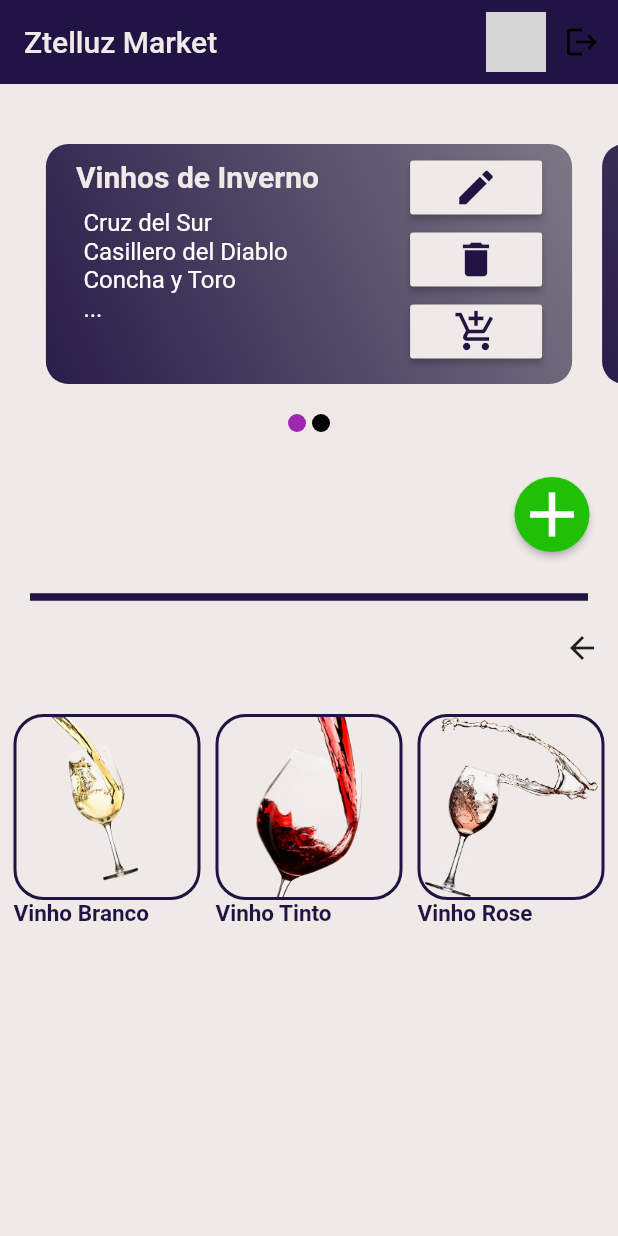
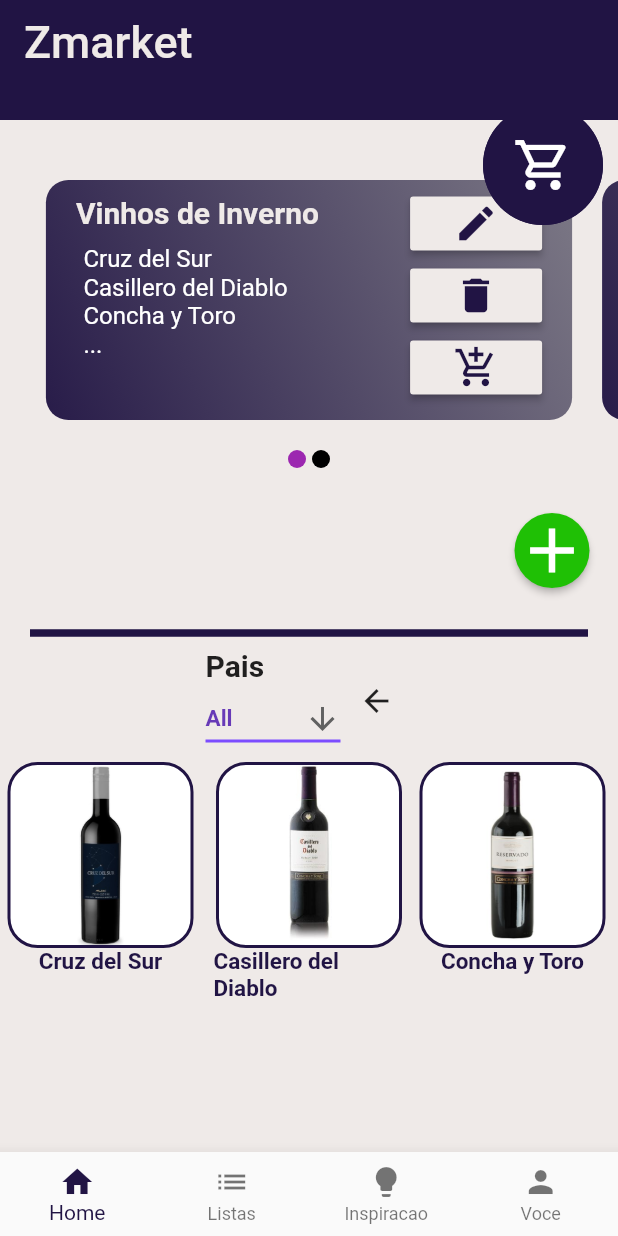
Before and after one commit to LuizSutil/zmarket, a Flutter app: the screen it shows once a user with an empty profile is signed in, after a tap on the "arrow back" icon, on a phone screen of 412 x 824 dp. Run offline on Flutter 3.47's test engine with Material 2 defaults, Android fonts, the phone set to English and light mode, and no system bars; drawn by our look-alikes of carousel_slider; our stand-ins replace firebase_analytics, firebase_auth, firebase_core, firebase_database, google_sign_in; accounts and stored records are empty; network calls fail; grey boxes are pictures that could not be loaded.

Commit message:
wines with filter working now yeet

```diff
--- a/lib/category/category_container.dart
+++ b/lib/category/category_container.dart
@@ -18,29 +18,30 @@
         children: [
           Container(
               decoration: BoxDecoration(
+                color: Colors.white,
                 border:
                     Border.all(color: Theme.of(context).accentColor, width: 2),
                 borderRadius: BorderRadius.circular(20),
               ),
               child: GestureDetector(
                 onTap: () {
-                  print(widget.categoryModel.name);
+                  print(widget.categoryModel.title);
                 },
                 child: Image(
                   image: AssetImage(widget.categoryModel.image),
                   height: 120,
-                  width: 9999,
+                  width: 120,
                 ),
-              ))
+              )),
+          Text(
+            widget.categoryModel.title,
+            style: TextStyle(
+                fontSize: 15,
+                fontWeight: FontWeight.bold,
+                color: Theme.of(context).accentColor),
+          )
         ],
       ),
-      Text(
-        widget.categoryModel.name,
-        style: TextStyle(
-            fontSize: 15,
-            fontWeight: FontWeight.bold,
-            color: Theme.of(context).accentColor),
-      )
     ]);
   }
 }
--- a/lib/category/category_model.dart
+++ b/lib/category/category_model.dart
@@ -1,18 +1,78 @@
 class CategoryModel {
-  final String name;
+  final String title;
+  final String tipo;
+  final String barril;
+  final String grape;
+  final String safra;
+  final String guarda;
+  final String teor;
+  final String temperatura;
+  final String winery;
+  final String country;
+  final String region;
+  final String classe;
+  final String volume;
+  final String price;
   final String image;
 
-  CategoryModel({required this.name, required this.image});
+  CategoryModel({
+    required this.title,
+    required this.tipo,
+    required this.barril,
+    required this.grape,
+    required this.safra,
+    required this.guarda,
+    required this.teor,
+    required this.temperatura,
+    required this.winery,
+    required this.country,
+    required this.region,
+    required this.classe,
+    required this.volume,
+    required this.price,
+    required this.image,
+  });
 }
 
-CategoryModel createCategoryModel(Map<String, String> categoryMap) {
-  String name = '';
-  String image = '';
-  categoryMap.forEach((key, value) {
-    name = key;
-    image = value;
+CategoryModel createCategoryModel(Map<String, String> productData) {
+  Map<String, String> attributes = {
+    'title': '',
+    'tipo': '',
+    'barril': '',
+    'grape': '',
+    'safra': '',
+    'guarda': '',
+    'teor': '',
+    'temperatura': '',
+    'winery': '',
+    'country': '',
+    'region': '',
+    'classe': '',
+    'volume': '',
+    'price': '',
+    'image': '',
+  };
+
+  productData.forEach((key, value) {
+    attributes[key] = value;
   });
-  CategoryModel categoryModel = CategoryModel(name: name, image: image);
+  CategoryModel categoryModel = CategoryModel(
+    title: attributes['title'].toString(),
+    tipo: attributes['tipo'].toString(),
+    barril: attributes['barril'].toString(),
+    grape: attributes['grape'].toString(),
+    safra: attributes['safra'].toString(),
+    guarda: attributes['guarda'].toString(),
+    teor: attributes['teor'].toString(),
+    temperatura: attributes['temperatura'].toString(),
+    winery: attributes['winery'].toString(),
+    country: attributes['country'].toString(),
+    region: attributes['region'].toString(),
+    classe: attributes['classe'].toString(),
+    volume: attributes['volume'].toString(),
+    price: attributes['price'].toString(),
+    image: attributes['image'].toString(),
+  );
 
   return categoryModel;
 }
@@ -25,3 +85,23 @@
   });
   return categoryModels;
 }
+
+List<CategoryModel> getCategoryModels(
+    {required Map<String, List<Map<String, String>>> data,
+    required String category,
+    required String country}) {
+  List<CategoryModel> categoryModels = [];
+  data[category]!.forEach((element) {
+    CategoryModel model = createCategoryModel(element);
+    categoryModels.add(model);
+  });
+
+  if (country != 'All') {
+    Iterable<CategoryModel> x =
+        categoryModels.where((element) => element.country == country);
+    List<CategoryModel> y = x.toList();
+    return y;
+  } else {
+    return categoryModels;
+  }
+}
--- a/lib/db_json.dart
+++ b/lib/db_json.dart
@@ -13,7 +13,7 @@
 var shop = {
   "Vinhos": [
     {
-      "id": 1,
+      "id": "1",
       "title": "Cruz del Sur",
       "tipo": "Tinto",
       "barril": "Americano",
@@ -28,9 +28,10 @@
       "class": "Meio Seco",
       "volume": "750",
       "price": "32,90",
+      "image": "assets/vinhos/cruz_del_sur_malbec.jpg"
     },
     {
-      "id": 2,
+      "id": "2",
       "title": "Casillero del Diablo",
       "tipo": "Tinto",
       "barril": "Americano",
@@ -42,12 +43,13 @@
       "winery": "Concha Y Toro",
       "country": "Chile",
       "region": "Vale Central",
-      "class": "Seco",
+      "classe": "Seco",
       "Volume": "750",
       "price": "62,90",
+      "image": "assets/vinhos/casillero_del_diablo_merlot.jpg"
     },
     {
-      "id": 3,
+      "id": "3",
       "title": "Concha y Toro",
       "tipo": "Tinto",
       "barril": "Americano",
@@ -61,6 +63,7 @@
       "region": "Vale Central",
       "Volume": "750",
       "price": "36,90",
+      "image": "assets/vinhos/concha_y_toro_merlot.JPG"
     }
   ]
 };
--- /dev/null
+++ b/lib/home/home.dart
@@ -0,0 +1,104 @@
+import 'package:Zmarket/home/profile.dart';
+import 'package:Zmarket/home/home_page.dart';
+import 'package:flutter/material.dart';
+
+class Home extends StatefulWidget {
+  @override
+  _HomeState createState() => _HomeState();
+}
+
+class _HomeState extends State<Home> {
+  int _currentIndex = 0;
+  final List<Widget> _children = [
+    MyHomePage(),
+    Center(
+        child: Text(
+      'Em Desenvolvimento...',
+      style: TextStyle(fontSize: 30),
+    )),
+    Center(
+        child: Text(
+      'Em Desenvolvimento...',
+      style: TextStyle(fontSize: 30),
+    )),
+    Scaffold(
+      body: Profile(),
+    )
+  ];
+
+  void onTabTapped(int index) {
+    setState(() {
+      _currentIndex = index;
+    });
+  }
+
+  @override
+  Widget build(BuildContext context) {
+    return Scaffold(
+      body: Stack(clipBehavior: Clip.none, children: [
+        NestedScrollView(
+            headerSliverBuilder:
+                (BuildContext context, bool innerBoxIsScrolled) {
+              return <Widget>[
+                SliverAppBar(
+                  title: Text("Zmarket",
+                      style: TextStyle(
+                        color: Theme.of(context).primaryColor,
+                        fontSize: 30.0,
+                      )),
+                  backgroundColor: Theme.of(context).accentColor,
+                  expandedHeight: 80.0,
+                  floating: false,
+                  pinned: true,
+                ),
+              ];
+            }, //_children[_currentIndex]
+            body: _children[_currentIndex]),
+        Positioned(
+            top: 70,
+            right: 10,
+            child: Container(
+                constraints: BoxConstraints(minHeight: 80, minWidth: 80),
+                decoration: BoxDecoration(
+                  borderRadius: BorderRadius.circular(50),
+                  color: Theme.of(context).accentColor,
+                ),
+                child: Material(
+                    color: Theme.of(context).accentColor,
+                    shape: RoundedRectangleBorder(
+                      borderRadius: BorderRadius.circular(50.0),
+                    ),
+                    child: IconButton(
+                      onPressed: () {},
+                      icon: Icon(Icons.shopping_cart_outlined),
+                      iconSize: 40,
+                      color: Colors.white,
+                    )))),
+      ]),
+      bottomNavigationBar: BottomNavigationBar(
+        selectedItemColor: Theme.of(context).accentColor,
+        type: BottomNavigationBarType.fixed,
+        onTap: onTabTapped, // new
+        currentIndex: _currentIndex,
+        items: const <BottomNavigationBarItem>[
+          BottomNavigationBarItem(
+            icon: Icon(Icons.home),
+            label: "Home",
+          ),
+          BottomNavigationBarItem(
+            icon: Icon(Icons.list),
+            label: "Listas",
+          ),
+          BottomNavigationBarItem(
+            icon: Icon(Icons.lightbulb),
+            label: "Inspiracao",
+          ),
+          BottomNavigationBarItem(
+            icon: Icon(Icons.person),
+            label: "Voce",
+          ),
+        ],
+      ),
+    );
+  }
+}
--- a/lib/home_page.dart
+++ b/lib/home/home_page.dart
@@ -1,15 +1,13 @@
 import 'package:Zmarket/category/categories.dart';
+import 'package:Zmarket/category/category_model.dart';
 import 'package:Zmarket/lista_compras.dart';
 import 'package:firebase_analytics/firebase_analytics.dart';
 import 'package:firebase_auth/firebase_auth.dart';
 import 'package:flutter/material.dart';
-import 'addprod_listabtn.dart';
-import 'category/category_container.dart';
-import 'category/category_model.dart';
+import '../addprod_listabtn.dart';
 
-import 'listinha_model.dart';
-import 'app_bar.dart';
-import 'db_json.dart';
+import '../listinha_model.dart';
+import '../db_json.dart';
 import 'package:carousel_slider/carousel_slider.dart';
 
 class MyHomePage extends StatefulWidget {
@@ -19,13 +17,10 @@
 }
 
 class _MyHomePageState extends State<MyHomePage> {
-  var text = '';
-  var kat = 'Categorias';
-  var subKat = '';
-  var migue = '';
+  var text = "";
   var _current = 0;
   final CarouselController _controller = CarouselController();
-
+  String dropdownValue = "All";
   Future _showCriarLista() async {
     await showDialog(
       context: context,
@@ -124,12 +119,13 @@
   @override
   Widget build(BuildContext context) {
     return Scaffold(
+        //bottomNavigationBar: TabBare(),
         backgroundColor: Theme.of(context).primaryColor,
         body: CustomScrollView(slivers: [
           //
           //main appbar
           //
-          Zappbar(),
+          //Zappbar(),
           //
           //Carousel
           //
@@ -196,6 +192,8 @@
                   child: MaterialButton(
                     onPressed: () {
                       _showCriarLista();
+                      //print(shop["Vinhos"]![0]["title"]);
+                      //print(getCategoryModels(shop, 'Vinhos'));
                     },
                     color: Color.fromRGBO(31, 192, 5, 1),
                     textColor: Colors.white,
@@ -228,25 +226,54 @@
           ///
           ////button to go back
           SliverToBoxAdapter(
-            child: Align(
-                alignment: Alignment.centerRight,
-                child: IconButton(
-                  icon: Icon(Icons.arrow_back),
-                  onPressed: () {
+              child:
+                  Row(mainAxisAlignment: MainAxisAlignment.center, children: [
+            Column(
+              crossAxisAlignment: CrossAxisAlignment.start,
+              children: [
+                Text(
+                  'Pais',
+                  style: TextStyle(fontWeight: FontWeight.bold, fontSize: 20),
+                ),
+                DropdownButton<String>(
+                  value: dropdownValue,
+                  icon: const Icon(Icons.arrow_downward),
+                  iconSize: 24,
+                  elevation: 16,
+                  style: const TextStyle(color: Colors.deepPurple),
+                  underline: Container(
+                    height: 2,
+                    color: Colors.deepPurpleAccent,
+                  ),
+                  onChanged: (String? newValue) {
                     setState(() {
-                      kat != 'Categorias' && migue == ''
-                          ? kat = 'Categorias'
-                          : migue != '' && subKat == ''
-                              ? migue = ''
-                              : subKat = '';
+                      dropdownValue = newValue!;
                     });
                   },
-                )),
-          ),
+                  items: <String>['All', 'Argentina', 'Chile']
+                      .map<DropdownMenuItem<String>>((String value) {
+                    return DropdownMenuItem<String>(
+                      value: value,
+                      child: Text(value,
+                          style: TextStyle(
+                              fontWeight: FontWeight.bold, fontSize: 15)),
+                    );
+                  }).toList(),
+                ),
+              ],
+            ),
+            IconButton(
+              icon: Icon(Icons.arrow_back),
+              onPressed: () {},
+            ),
+          ])),
           SliverPadding(
-              padding: EdgeInsets.fromLTRB(9, 20, 9, 20),
-              sliver:
-                  Categorias(categotyModels: getAllCategoryModels(categories)))
+            padding: EdgeInsets.all(5),
+            sliver: Categorias(
+              categotyModels: getCategoryModels(
+                  data: shop, category: "Vinhos", country: dropdownValue),
+            ),
+          )
         ]));
   }
 }
--- /dev/null
+++ b/lib/home/profile.dart
@@ -0,0 +1,34 @@
+import 'package:firebase_auth/firebase_auth.dart';
+import 'package:flutter/material.dart';
+import 'package:provider/provider.dart';
+
+import '../auth.dart';
+
+class Profile extends StatefulWidget {
+  final user = FirebaseAuth.instance.currentUser!;
+
+  @override
+  _ProfileState createState() => _ProfileState();
+}
+
+class _ProfileState extends State<Profile> {
+  @override
+  Widget build(BuildContext context) {
+    return Align(
+        alignment: Alignment.center,
+        child: Column(mainAxisAlignment: MainAxisAlignment.center, children: [
+          CircleAvatar(
+            radius: 60,
+            backgroundImage: NetworkImage(widget.user.photoURL.toString()),
+          ),
+          ElevatedButton.icon(
+              onPressed: () {
+                final provider =
+                    Provider.of<GoogleSignInProvider>(context, listen: false);
+                provider.logout();
+              },
+              icon: Icon(Icons.logout),
+              label: Text('Logout'))
+        ]));
+  }
+}
--- a/lib/main.dart
+++ b/lib/main.dart
@@ -1,3 +1,4 @@
+import 'package:Zmarket/home/home.dart';
 import 'package:firebase_analytics/observer.dart';
 import 'package:firebase_core/firebase_core.dart';
 import 'package:flutter/material.dart';
--- a/lib/streamer.dart
+++ b/lib/streamer.dart
@@ -1,6 +1,6 @@
 import 'package:firebase_auth/firebase_auth.dart';
 import 'package:flutter/material.dart';
-import 'home_page.dart';
+import 'home/home.dart';
 import 'intro.dart';
 
 class StreamerPage extends StatelessWidget {
@@ -12,7 +12,7 @@
             if (snapshot.connectionState == ConnectionState.waiting) {
               return Center(child: CircularProgressIndicator());
             } else if (snapshot.hasData) {
-              return MyHomePage();
+              return Home();
             } else if (snapshot.hasError) {
               return Center(child: Text('Something went wrong!'));
             } else {
```
Also changed, not shown: assets/vinhos/casillero_del_diablo_merlot.jpg (added), assets/vinhos/concha_y_toro_merlot.JPG (added), assets/vinhos/cruz_del_sur_malbec.jpg (added).
